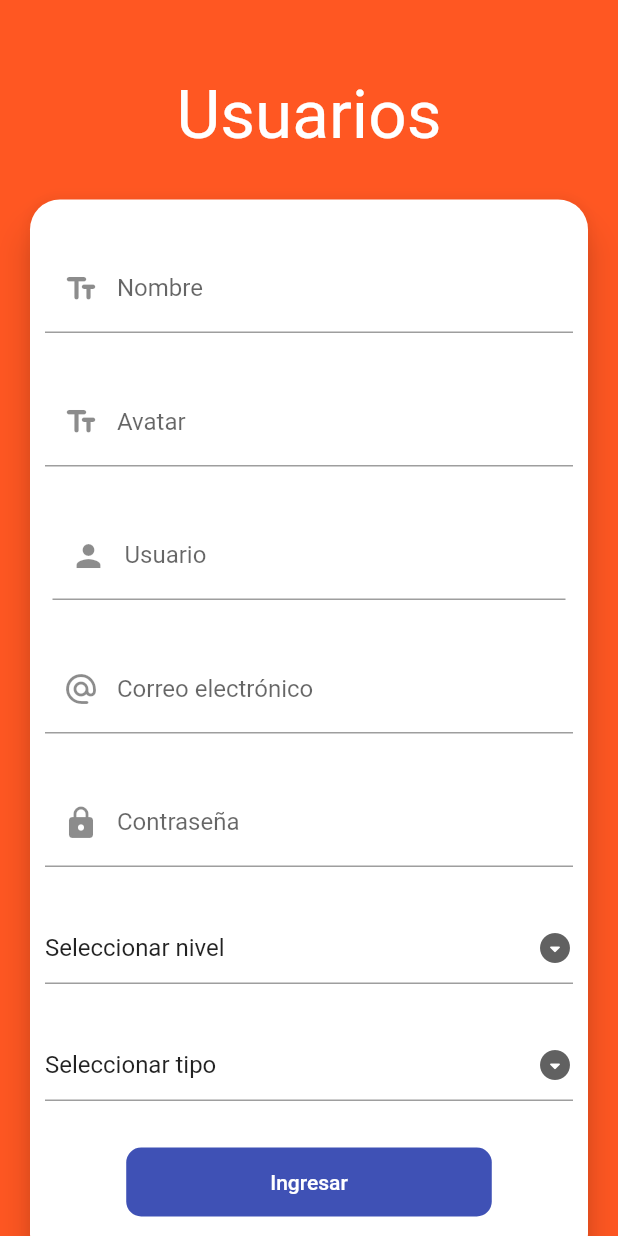
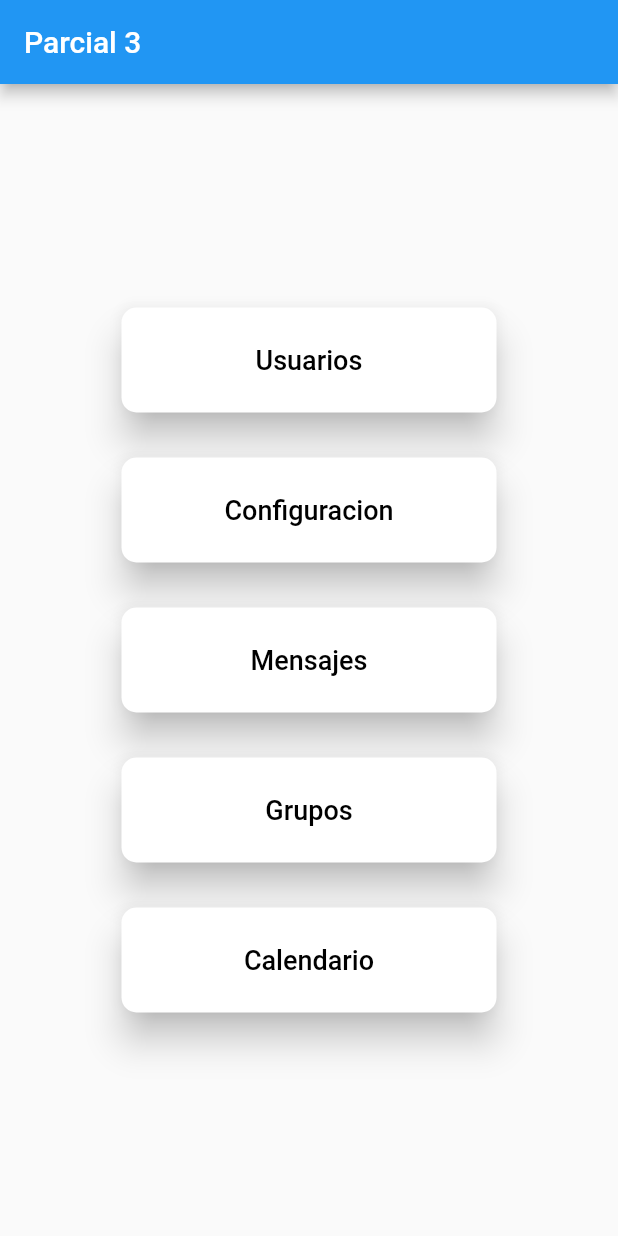
Before and after one commit to hugoarodriguez/parcial3_2506632017, a Flutter app: the screen it shows after launch, on a phone screen of 412 x 824 dp. Run offline on Flutter 3.47's test engine with Material 2 defaults, Android fonts, the phone set to English and light mode, and no system bars; our stand-ins replace cloud_firestore, firebase_core; accounts and stored records are empty.

```diff
--- a/lib/main.dart
+++ b/lib/main.dart
@@ -4,7 +4,9 @@ import 'package:flutter/material.dart';
 import 'package:firebase_core/firebase_core.dart' as firebase_core;
 
 //Pantallas
+import 'package:parcial3_2506632017/screens/home_screen.dart';
 import 'package:parcial3_2506632017/screens/usuario_screen.dart';
+import 'package:parcial3_2506632017/screens/usuarios_screen.dart';
 
 void main() async {
   WidgetsFlutterBinding.ensureInitialized();
@@ -21,9 +23,11 @@ class Parcial3 extends StatelessWidget {
       ),
       debugShowCheckedModeBanner: false,
       title: 'Parcial 3',
-      initialRoute: 'usuario',
+      initialRoute: 'home_screen',
       routes: {
+        'home_screen' : (BuildContext context) => HomeScreen(),
         'usuario' : (BuildContext context) => UsuarioScreen(),
+        'usuarios' : (BuildContext context) => UsuariosScreen(),
       },
     );
   }
--- /dev/null
+++ b/lib/screens/home_screen.dart
@@ -0,0 +1,72 @@
+// ignore_for_file: prefer_const_constructors, avoid_unnecessary_containers, unused_element, curly_braces_in_flow_control_structures
+
+import 'package:flutter/material.dart';
+
+class HomeScreen extends StatelessWidget {
+  const HomeScreen({Key? key}) : super(key: key);
+
+  @override
+  Widget build(BuildContext context) {
+    return MaterialApp(
+      title: 'Material App',
+      home: Scaffold(
+        appBar: AppBar(
+          title: Text('Parcial 3'),
+        ),
+        body: _opciones(context),
+      ),
+    );
+  }
+
+  Widget _opciones(BuildContext context) {
+    return Container(
+      child: Row(
+        mainAxisAlignment: MainAxisAlignment.center,
+        children: [
+          Column(
+            mainAxisAlignment: MainAxisAlignment.center,
+            children: [
+              _crearBoton(context, 'Usuarios', 'usuarios'),
+              SizedBox(height: 30,),
+              _crearBoton(context, 'Configuracion', 'usuario'),
+              SizedBox(height: 30,),
+              _crearBoton(context, 'Mensajes', 'usuario'),
+              SizedBox(height: 30,),
+              _crearBoton(context, 'Grupos', 'usuario'),
+              SizedBox(height: 30,),
+              _crearBoton(context, 'Calendario', 'usuario'),
+            ],
+          ),
+        ],
+      ),
+    );
+  }
+
+  Widget _crearBoton(BuildContext context, String opcion, String routeName){
+
+    final estiloBoton = ButtonStyle(
+        backgroundColor: MaterialStateProperty.resolveWith<Color>(
+          (Set<MaterialState> states) {
+            if (states.contains(MaterialState.disabled))
+              return Colors.grey;//Color si está deshabilitado
+            return Colors.white; //Color si está habilitado
+          },
+        ),
+        elevation: MaterialStateProperty.all<double>(10.0),
+        shape: MaterialStateProperty.all<RoundedRectangleBorder>(RoundedRectangleBorder(borderRadius: BorderRadius.circular(10.0)))
+      );
+
+    return SizedBox(
+      width: 250.0,
+      height: 70.0,
+      child: ElevatedButton(
+        child: Container(
+          //padding: EdgeInsets.symmetric(horizontal: 60.0, vertical: 15.0 ),
+          child: Text(opcion, style: TextStyle(color: Colors.black, fontSize: 18.0) ,),
+        ),
+        style: estiloBoton,
+        onPressed: () => Navigator.pushNamed(context, routeName)
+      ),
+    );
+  }
+}
```
Also changed, not shown: lib/models/usuario_model.dart (added, +21 -0 lines), lib/providers/usuarios_provider.dart (+19 -0 lines), lib/screens/usuarios_screen.dart (added, +78 -0 lines), lib/screens/main_screen.dart (deleted).
